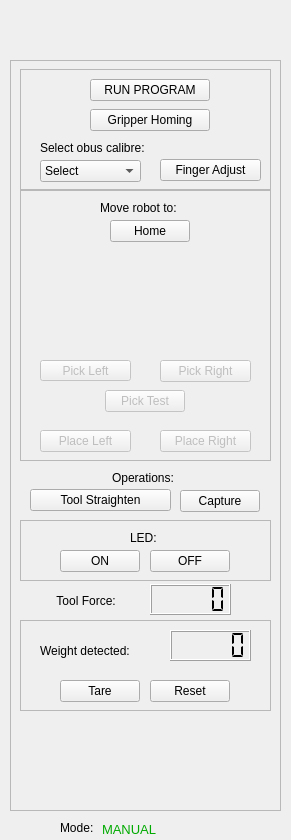
Before: the Qt Designer form resource/RqtKuka.ui in asoriano1/rqt_kuka, drawn with Qt 5.
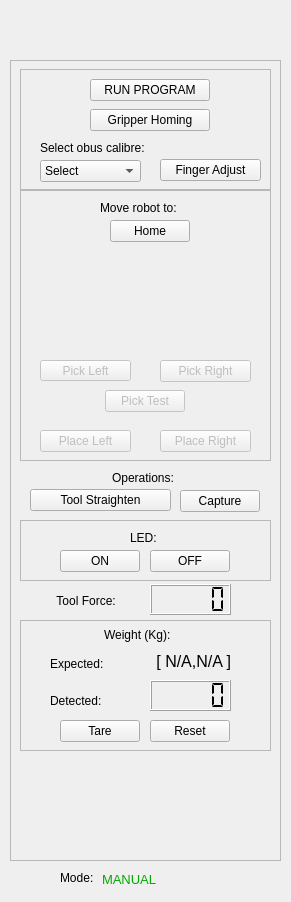
After: the same form once the commit is applied. Icons and pictures are not drawn.

Patch:
```diff
--- a/resource/RqtKuka.ui
+++ b/resource/RqtKuka.ui
@@ -7,7 +7,7 @@
     <x>0</x>
     <y>0</y>
     <width>291</width>
-    <height>840</height>
+    <height>902</height>
    </rect>
   </property>
   <property name="windowTitle">
@@ -23,7 +23,7 @@
      <x>0</x>
      <y>0</y>
      <width>291</width>
-     <height>841</height>
+     <height>901</height>
     </rect>
    </property>
    <widget class="QFrame" name="frame">
@@ -32,7 +32,7 @@
       <x>10</x>
       <y>60</y>
       <width>271</width>
-      <height>751</height>
+      <height>801</height>
      </rect>
     </property>
     <property name="frameShape">
@@ -41,25 +41,6 @@
     <property name="frameShadow">
      <enum>QFrame::Raised</enum>
     </property>
-    <widget class="QLabel" name="label">
-     <property name="geometry">
-      <rect>
-       <x>30</x>
-       <y>660</y>
-       <width>211</width>
-       <height>81</height>
-      </rect>
-     </property>
-     <property name="text">
-      <string/>
-     </property>
-     <property name="pixmap">
-      <pixmap>images/cajas.png</pixmap>
-     </property>
-     <property name="scaledContents">
-      <bool>true</bool>
-     </property>
-    </widget>
     <widget class="QComboBox" name="calibre_comboBox">
      <property name="geometry">
       <rect>
@@ -114,14 +95,14 @@
     <widget class="QLabel" name="weight_label">
      <property name="geometry">
       <rect>
-       <x>30</x>
-       <y>580</y>
-       <width>121</width>
+       <x>94</x>
+       <y>564</y>
+       <width>91</width>
        <height>21</height>
       </rect>
      </property>
      <property name="text">
-      <string>Weight detected:</string>
+      <string>Weight (Kg):</string>
      </property>
     </widget>
     <widget class="QLabel" name="tool_force_label">
@@ -185,8 +166,8 @@
     <widget class="QLCDNumber" name="weight_lcdNumber">
      <property name="geometry">
       <rect>
-       <x>160</x>
-       <y>570</y>
+       <x>140</x>
+       <y>620</y>
        <width>81</width>
        <height>31</height>
       </rect>
@@ -247,7 +228,7 @@
      <property name="geometry">
       <rect>
        <x>50</x>
-       <y>620</y>
+       <y>660</y>
        <width>80</width>
        <height>22</height>
       </rect>
@@ -263,7 +244,7 @@
      <property name="geometry">
       <rect>
        <x>140</x>
-       <y>620</y>
+       <y>660</y>
        <width>80</width>
        <height>22</height>
       </rect>
@@ -315,7 +296,7 @@
        <x>10</x>
        <y>560</y>
        <width>251</width>
-       <height>91</height>
+       <height>131</height>
       </rect>
      </property>
      <property name="frameShape">
@@ -324,6 +305,56 @@
      <property name="frameShadow">
       <enum>QFrame::Raised</enum>
      </property>
+     <widget class="QLabel" name="weight_label_2">
+      <property name="geometry">
+       <rect>
+        <x>30</x>
+        <y>70</y>
+        <width>81</width>
+        <height>21</height>
+       </rect>
+      </property>
+      <property name="text">
+       <string>Detected:</string>
+      </property>
+     </widget>
+     <widget class="QLabel" name="weight_label_expected">
+      <property name="geometry">
+       <rect>
+        <x>30</x>
+        <y>33</y>
+        <width>81</width>
+        <height>21</height>
+       </rect>
+      </property>
+      <property name="text">
+       <string>Expected:</string>
+      </property>
+     </widget>
+     <widget class="QLabel" name="weight_label_expected_var">
+      <property name="geometry">
+       <rect>
+        <x>130</x>
+        <y>26</y>
+        <width>81</width>
+        <height>31</height>
+       </rect>
+      </property>
+      <property name="font">
+       <font>
+        <pointsize>12</pointsize>
+       </font>
+      </property>
+      <property name="layoutDirection">
+       <enum>Qt::RightToLeft</enum>
+      </property>
+      <property name="text">
+       <string>[ N/A,N/A ]</string>
+      </property>
+      <property name="alignment">
+       <set>Qt::AlignRight|Qt::AlignTrailing|Qt::AlignVCenter</set>
+      </property>
+     </widget>
     </widget>
     <widget class="QPushButton" name="Pick_Right_Button">
      <property name="enabled">
@@ -697,6 +728,25 @@
       <enum>QFrame::Raised</enum>
      </property>
     </widget>
+    <widget class="QLabel" name="label_3">
+     <property name="geometry">
+      <rect>
+       <x>40</x>
+       <y>710</y>
+       <width>191</width>
+       <height>81</height>
+      </rect>
+     </property>
+     <property name="text">
+      <string/>
+     </property>
+     <property name="pixmap">
+      <pixmap>images/cajas.png</pixmap>
+     </property>
+     <property name="scaledContents">
+      <bool>true</bool>
+     </property>
+    </widget>
     <zorder>frame_5</zorder>
     <zorder>frame_4</zorder>
     <zorder>frame_3</zorder>
@@ -786,7 +836,7 @@
     <property name="geometry">
      <rect>
       <x>60</x>
-      <y>820</y>
+      <y>870</y>
       <width>41</width>
       <height>16</height>
      </rect>
@@ -799,7 +849,7 @@
     <property name="geometry">
      <rect>
       <x>102</x>
-      <y>819</y>
+      <y>869</y>
       <width>151</width>
       <height>20</height>
      </rect>
```
Left out of the diff: 2 changed lines with no effect on the pictures.
